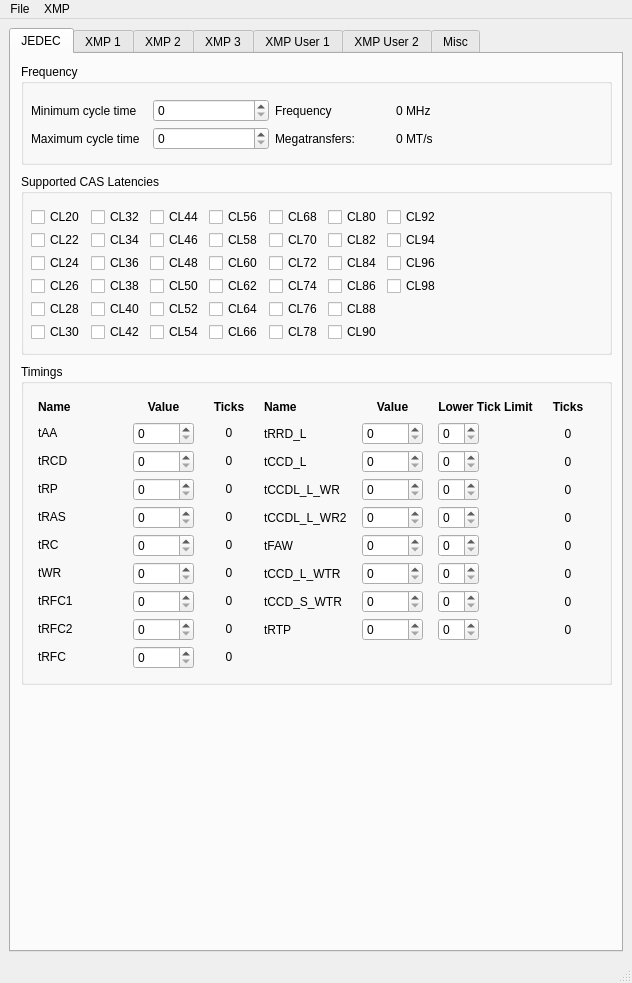
First picture: the form in mainwindow.ui, repository edlf/DDR5SPDEditor, before the edit.
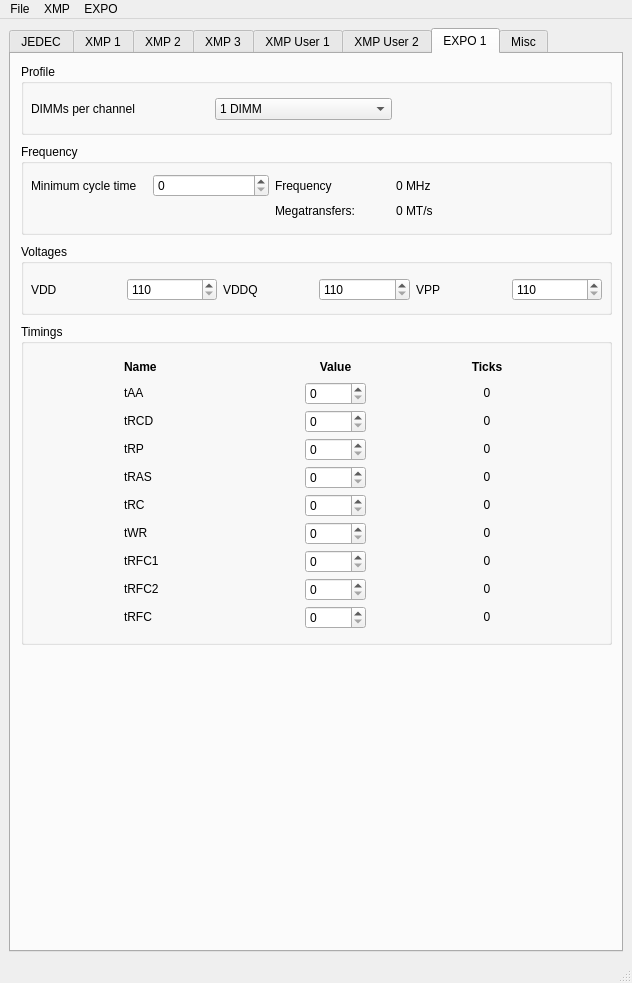
Second picture: the form after the edit. The open tabs and pages were chosen to show the change.

Commit message: Add EXPO support

What changed in the file:
```diff
--- a/mainwindow.ui
+++ b/mainwindow.ui
@@ -13,6 +13,12 @@
   <property name="windowTitle">
    <string>DDR5 SPD Editor</string>
   </property>
+  <property name="styleSheet">
+   <string notr="true"/>
+  </property>
+  <property name="tabShape">
+   <enum>QTabWidget::TabShape::Rounded</enum>
+  </property>
   <widget class="QWidget" name="centralwidget">
    <layout class="QVBoxLayout" name="verticalLayout_2">
     <item>
@@ -11424,7 +11430,878 @@
                <string>0</string>
               </property>
               <property name="alignment">
-               <set>Qt::AlignCenter</set>
+               <set>Qt::AlignmentFlag::AlignCenter</set>
+              </property>
+             </widget>
+            </item>
+           </layout>
+          </widget>
+         </widget>
+        </widget>
+        <widget class="QWidget" name="tabEXPO1">
+         <attribute name="title">
+          <string>EXPO 1</string>
+         </attribute>
+         <widget class="QGroupBox" name="groupBoxVoltages_EXPO1">
+          <property name="geometry">
+           <rect>
+            <x>10</x>
+            <y>190</y>
+            <width>591</width>
+            <height>71</height>
+           </rect>
+          </property>
+          <property name="title">
+           <string>Voltages</string>
+          </property>
+          <widget class="QWidget" name="gridLayoutWidget_35">
+           <property name="geometry">
+            <rect>
+             <x>10</x>
+             <y>30</y>
+             <width>571</width>
+             <height>31</height>
+            </rect>
+           </property>
+           <layout class="QGridLayout" name="gridLayoutVoltages_EXPO1">
+            <item row="0" column="1">
+             <widget class="QSpinBox" name="sbVDD_EXPO1">
+              <property name="minimum">
+               <number>110</number>
+              </property>
+              <property name="maximum">
+               <number>200</number>
+              </property>
+              <property name="singleStep">
+               <number>5</number>
+              </property>
+             </widget>
+            </item>
+            <item row="0" column="4">
+             <widget class="QLabel" name="lVPP_EXPO1">
+              <property name="text">
+               <string>VPP</string>
+              </property>
+             </widget>
+            </item>
+            <item row="0" column="5">
+             <widget class="QSpinBox" name="sbVPP_EXPO1">
+              <property name="minimum">
+               <number>110</number>
+              </property>
+              <property name="maximum">
+               <number>200</number>
+              </property>
+              <property name="singleStep">
+               <number>5</number>
+              </property>
+             </widget>
+            </item>
+            <item row="0" column="3">
+             <widget class="QSpinBox" name="sbVDDQ_EXPO1">
+              <property name="minimum">
+               <number>110</number>
+              </property>
+              <property name="maximum">
+               <number>200</number>
+              </property>
+              <property name="singleStep">
+               <number>5</number>
+              </property>
+             </widget>
+            </item>
+            <item row="0" column="2">
+             <widget class="QLabel" name="lVDDQ_EXPO1">
+              <property name="text">
+               <string>VDDQ</string>
+              </property>
+             </widget>
+            </item>
+            <item row="0" column="0">
+             <widget class="QLabel" name="lVDD_EXPO1">
+              <property name="text">
+               <string>VDD</string>
+              </property>
+             </widget>
+            </item>
+           </layout>
+          </widget>
+         </widget>
+         <widget class="QGroupBox" name="groupBoxHeader_EXPO1">
+          <property name="geometry">
+           <rect>
+            <x>10</x>
+            <y>10</y>
+            <width>591</width>
+            <height>71</height>
+           </rect>
+          </property>
+          <property name="title">
+           <string>Profile</string>
+          </property>
+          <widget class="QWidget" name="gridLayoutWidget_36">
+           <property name="geometry">
+            <rect>
+             <x>10</x>
+             <y>30</y>
+             <width>361</width>
+             <height>31</height>
+            </rect>
+           </property>
+           <layout class="QGridLayout" name="gridLayout_Profile_EXPO1">
+            <item row="0" column="2">
+             <widget class="QComboBox" name="cbDimmPChannel_EXPO1">
+              <item>
+               <property name="text">
+                <string>1 DIMM</string>
+               </property>
+              </item>
+              <item>
+               <property name="text">
+                <string>2 DIMM</string>
+               </property>
+              </item>
+              <item>
+               <property name="text">
+                <string>3 DIMM</string>
+               </property>
+              </item>
+              <item>
+               <property name="text">
+                <string>4 DIMM</string>
+               </property>
+              </item>
+             </widget>
+            </item>
+            <item row="0" column="1">
+             <widget class="QLabel" name="lDMMc_EXPO1">
+              <property name="text">
+               <string>DIMMs per channel</string>
+              </property>
+             </widget>
+            </item>
+           </layout>
+          </widget>
+         </widget>
+         <widget class="QGroupBox" name="groupBoxFrequency_EXPO1">
+          <property name="geometry">
+           <rect>
+            <x>10</x>
+            <y>90</y>
+            <width>591</width>
+            <height>91</height>
+           </rect>
+          </property>
+          <property name="title">
+           <string>Frequency</string>
+          </property>
+          <widget class="QWidget" name="gridLayoutWidget_37">
+           <property name="geometry">
+            <rect>
+             <x>10</x>
+             <y>30</y>
+             <width>481</width>
+             <height>51</height>
+            </rect>
+           </property>
+           <layout class="QGridLayout" name="gridLayoutFrequency_EXPO1">
+            <property name="verticalSpacing">
+             <number>0</number>
+            </property>
+            <item row="0" column="1">
+             <widget class="QSpinBox" name="spinMinCycleTime_EXPO1">
+              <property name="maximum">
+               <number>65000</number>
+              </property>
+             </widget>
+            </item>
+            <item row="0" column="0">
+             <widget class="QLabel" name="lMinCycleTime_EXPO1">
+              <property name="text">
+               <string>Minimum cycle time</string>
+              </property>
+             </widget>
+            </item>
+            <item row="0" column="3">
+             <widget class="QLabel" name="lFrequencyValue_EXPO1">
+              <property name="text">
+               <string>0 MHz</string>
+              </property>
+             </widget>
+            </item>
+            <item row="0" column="2">
+             <widget class="QLabel" name="lFrequency_EXPO1">
+              <property name="text">
+               <string>Frequency</string>
+              </property>
+             </widget>
+            </item>
+            <item row="1" column="2">
+             <widget class="QLabel" name="labelMT_EXPO1">
+              <property name="text">
+               <string>Megatransfers:</string>
+              </property>
+             </widget>
+            </item>
+            <item row="1" column="3">
+             <widget class="QLabel" name="lMTValue_EXPO1">
+              <property name="text">
+               <string>0 MT/s</string>
+              </property>
+             </widget>
+            </item>
+           </layout>
+          </widget>
+         </widget>
+         <widget class="QGroupBox" name="groupBoxTimings_EXPO1">
+          <property name="geometry">
+           <rect>
+            <x>10</x>
+            <y>270</y>
+            <width>591</width>
+            <height>321</height>
+           </rect>
+          </property>
+          <property name="title">
+           <string>Timings</string>
+          </property>
+          <widget class="QWidget" name="gridLayoutWidget_38">
+           <property name="geometry">
+            <rect>
+             <x>10</x>
+             <y>30</y>
+             <width>571</width>
+             <height>281</height>
+            </rect>
+           </property>
+           <layout class="QGridLayout" name="gridLayout_13">
+            <property name="horizontalSpacing">
+             <number>8</number>
+            </property>
+            <property name="verticalSpacing">
+             <number>2</number>
+            </property>
+            <item row="0" column="2">
+             <widget class="QLabel" name="lTicks1_EXPO1">
+              <property name="sizePolicy">
+               <sizepolicy hsizetype="Preferred" vsizetype="Fixed">
+                <horstretch>0</horstretch>
+                <verstretch>0</verstretch>
+               </sizepolicy>
+              </property>
+              <property name="minimumSize">
+               <size>
+                <width>0</width>
+                <height>20</height>
+               </size>
+              </property>
+              <property name="font">
+               <font>
+                <bold>true</bold>
+               </font>
+              </property>
+              <property name="text">
+               <string>Ticks</string>
+              </property>
+              <property name="alignment">
+               <set>Qt::AlignmentFlag::AlignCenter</set>
+              </property>
+             </widget>
+            </item>
+            <item row="5" column="0">
+             <widget class="QLabel" name="ltRC_EXPO1">
+              <property name="sizePolicy">
+               <sizepolicy hsizetype="Fixed" vsizetype="Fixed">
+                <horstretch>0</horstretch>
+                <verstretch>0</verstretch>
+               </sizepolicy>
+              </property>
+              <property name="minimumSize">
+               <size>
+                <width>80</width>
+                <height>20</height>
+               </size>
+              </property>
+              <property name="text">
+               <string>tRC</string>
+              </property>
+             </widget>
+            </item>
+            <item row="4" column="0">
+             <widget class="QLabel" name="ltRAS_EXPO1">
+              <property name="sizePolicy">
+               <sizepolicy hsizetype="Fixed" vsizetype="Fixed">
+                <horstretch>0</horstretch>
+                <verstretch>0</verstretch>
+               </sizepolicy>
+              </property>
+              <property name="minimumSize">
+               <size>
+                <width>80</width>
+                <height>20</height>
+               </size>
+              </property>
+              <property name="text">
+               <string>tRAS</string>
+              </property>
+             </widget>
+            </item>
+            <item row="8" column="1">
+             <widget class="QSpinBox" name="sbtRFC2_EXPO1">
+              <property name="sizePolicy">
+               <sizepolicy hsizetype="Fixed" vsizetype="Fixed">
+                <horstretch>0</horstretch>
+                <verstretch>0</verstretch>
+               </sizepolicy>
+              </property>
+              <property name="minimumSize">
+               <size>
+                <width>60</width>
+                <height>20</height>
+               </size>
+              </property>
+              <property name="maximum">
+               <number>65535</number>
+              </property>
+             </widget>
+            </item>
+            <item row="5" column="2">
+             <widget class="QLabel" name="ltRC_Ticks_EXPO1">
+              <property name="sizePolicy">
+               <sizepolicy hsizetype="Fixed" vsizetype="Fixed">
+                <horstretch>0</horstretch>
+                <verstretch>0</verstretch>
+               </sizepolicy>
+              </property>
+              <property name="minimumSize">
+               <size>
+                <width>40</width>
+                <height>20</height>
+               </size>
+              </property>
+              <property name="text">
+               <string>0</string>
+              </property>
+              <property name="alignment">
+               <set>Qt::AlignmentFlag::AlignCenter</set>
+              </property>
+             </widget>
+            </item>
+            <item row="3" column="1">
+             <widget class="QSpinBox" name="sbtRP_EXPO1">
+              <property name="sizePolicy">
+               <sizepolicy hsizetype="Fixed" vsizetype="Fixed">
+                <horstretch>0</horstretch>
+                <verstretch>0</verstretch>
+               </sizepolicy>
+              </property>
+              <property name="minimumSize">
+               <size>
+                <width>60</width>
+                <height>20</height>
+               </size>
+              </property>
+              <property name="maximum">
+               <number>65535</number>
+              </property>
+             </widget>
+            </item>
+            <item row="9" column="0">
+             <widget class="QLabel" name="ltRFC_EXPO1">
+              <property name="sizePolicy">
+               <sizepolicy hsizetype="Fixed" vsizetype="Fixed">
+                <horstretch>0</horstretch>
+                <verstretch>0</verstretch>
+               </sizepolicy>
+              </property>
+              <property name="minimumSize">
+               <size>
+                <width>80</width>
+                <height>20</height>
+               </size>
+              </property>
+              <property name="text">
+               <string>tRFC</string>
+              </property>
+             </widget>
+            </item>
+            <item row="9" column="1">
+             <widget class="QSpinBox" name="sbtRFC_EXPO1">
+              <property name="sizePolicy">
+               <sizepolicy hsizetype="Fixed" vsizetype="Fixed">
+                <horstretch>0</horstretch>
+                <verstretch>0</verstretch>
+               </sizepolicy>
+              </property>
+              <property name="minimumSize">
+               <size>
+                <width>60</width>
+                <height>20</height>
+               </size>
+              </property>
+              <property name="maximum">
+               <number>65535</number>
+              </property>
+             </widget>
+            </item>
+            <item row="2" column="2">
+             <widget class="QLabel" name="ltRCD_Ticks_EXPO1">
+              <property name="sizePolicy">
+               <sizepolicy hsizetype="Fixed" vsizetype="Fixed">
+                <horstretch>0</horstretch>
+                <verstretch>0</verstretch>
+               </sizepolicy>
+              </property>
+              <property name="minimumSize">
+               <size>
+                <width>40</width>
+                <height>20</height>
+               </size>
+              </property>
+              <property name="text">
+               <string>0</string>
+              </property>
+              <property name="alignment">
+               <set>Qt::AlignmentFlag::AlignCenter</set>
+              </property>
+             </widget>
+            </item>
+            <item row="8" column="2">
+             <widget class="QLabel" name="ltRFC2_Ticks_EXPO1">
+              <property name="sizePolicy">
+               <sizepolicy hsizetype="Fixed" vsizetype="Fixed">
+                <horstretch>0</horstretch>
+                <verstretch>0</verstretch>
+               </sizepolicy>
+              </property>
+              <property name="minimumSize">
+               <size>
+                <width>40</width>
+                <height>20</height>
+               </size>
+              </property>
+              <property name="text">
+               <string>0</string>
+              </property>
+              <property name="alignment">
+               <set>Qt::AlignmentFlag::AlignCenter</set>
+              </property>
+             </widget>
+            </item>
+            <item row="5" column="1">
+             <widget class="QSpinBox" name="sbtRC_EXPO1">
+              <property name="sizePolicy">
+               <sizepolicy hsizetype="Fixed" vsizetype="Fixed">
+                <horstretch>0</horstretch>
+                <verstretch>0</verstretch>
+               </sizepolicy>
+              </property>
+              <property name="minimumSize">
+               <size>
+                <width>60</width>
+                <height>20</height>
+               </size>
+              </property>
+              <property name="maximum">
+               <number>65535</number>
+              </property>
+             </widget>
+            </item>
+            <item row="6" column="1">
+             <widget class="QSpinBox" name="sbtWR_EXPO1">
+              <property name="sizePolicy">
+               <sizepolicy hsizetype="Fixed" vsizetype="Fixed">
+                <horstretch>0</horstretch>
+                <verstretch>0</verstretch>
+               </sizepolicy>
+              </property>
+              <property name="minimumSize">
+               <size>
+                <width>60</width>
+                <height>20</height>
+               </size>
+              </property>
+              <property name="maximum">
+               <number>65535</number>
+              </property>
+             </widget>
+            </item>
+            <item row="1" column="0">
+             <widget class="QLabel" name="ltAA_EXPO1">
+              <property name="sizePolicy">
+               <sizepolicy hsizetype="Fixed" vsizetype="Fixed">
+                <horstretch>0</horstretch>
+                <verstretch>0</verstretch>
+               </sizepolicy>
+              </property>
+              <property name="minimumSize">
+               <size>
+                <width>80</width>
+                <height>20</height>
+               </size>
+              </property>
+              <property name="text">
+               <string>tAA</string>
+              </property>
+             </widget>
+            </item>
+            <item row="6" column="2">
+             <widget class="QLabel" name="ltWR_Ticks_EXPO1">
+              <property name="sizePolicy">
+               <sizepolicy hsizetype="Fixed" vsizetype="Fixed">
+                <horstretch>0</horstretch>
+                <verstretch>0</verstretch>
+               </sizepolicy>
+              </property>
+              <property name="minimumSize">
+               <size>
+                <width>40</width>
+                <height>20</height>
+               </size>
+              </property>
+              <property name="text">
+               <string>0</string>
+              </property>
+              <property name="alignment">
+               <set>Qt::AlignmentFlag::AlignCenter</set>
+              </property>
+             </widget>
+            </item>
+            <item row="6" column="0">
+             <widget class="QLabel" name="ltWR_EXPO1">
+              <property name="sizePolicy">
+               <sizepolicy hsizetype="Fixed" vsizetype="Fixed">
+                <horstretch>0</horstretch>
+                <verstretch>0</verstretch>
+               </sizepolicy>
+              </property>
+              <property name="minimumSize">
+               <size>
+                <width>80</width>
+                <height>20</height>
+               </size>
+              </property>
+              <property name="text">
+               <string>tWR</string>
+              </property>
+             </widget>
+            </item>
+            <item row="0" column="1">
+             <widget class="QLabel" name="lValue1_EXPO1">
+              <property name="sizePolicy">
+               <sizepolicy hsizetype="Preferred" vsizetype="Fixed">
+                <horstretch>0</horstretch>
+                <verstretch>0</verstretch>
+               </sizepolicy>
+              </property>
+              <property name="minimumSize">
+               <size>
+                <width>0</width>
+                <height>20</height>
+               </size>
+              </property>
+              <property name="font">
+               <font>
+                <bold>true</bold>
+               </font>
+              </property>
+              <property name="text">
+               <string>Value</string>
+              </property>
+              <property name="alignment">
+               <set>Qt::AlignmentFlag::AlignCenter</set>
+              </property>
+             </widget>
+            </item>
+            <item row="1" column="1">
+             <widget class="QSpinBox" name="sbtAA_EXPO1">
+              <property name="sizePolicy">
+               <sizepolicy hsizetype="Fixed" vsizetype="Fixed">
+                <horstretch>0</horstretch>
+                <verstretch>0</verstretch>
+               </sizepolicy>
+              </property>
+              <property name="minimumSize">
+               <size>
+                <width>60</width>
+                <height>20</height>
+               </size>
+              </property>
+              <property name="maximum">
+               <number>65535</number>
+              </property>
+             </widget>
+            </item>
+            <item row="9" column="2">
+             <widget class="QLabel" name="ltRFC_Ticks_EXPO1">
+              <property name="sizePolicy">
+               <sizepolicy hsizetype="Fixed" vsizetype="Fixed">
+                <horstretch>0</horstretch>
+                <verstretch>0</verstretch>
+               </sizepolicy>
+              </property>
+              <property name="minimumSize">
+               <size>
+                <width>40</width>
+                <height>20</height>
+               </size>
+              </property>
+              <property name="text">
+               <string>0</string>
+              </property>
+              <property name="alignment">
+               <set>Qt::AlignmentFlag::AlignCenter</set>
+              </property>
+             </widget>
+            </item>
+            <item row="4" column="2">
+             <widget class="QLabel" name="ltRAS_Ticks_EXPO1">
+              <property name="sizePolicy">
+               <sizepolicy hsizetype="Fixed" vsizetype="Fixed">
+                <horstretch>0</horstretch>
+                <verstretch>0</verstretch>
+               </sizepolicy>
+              </property>
+              <property name="minimumSize">
+               <size>
+                <width>40</width>
+                <height>20</height>
+               </size>
+              </property>
+              <property name="text">
+               <string>0</string>
+              </property>
+              <property name="alignment">
+               <set>Qt::AlignmentFlag::AlignCenter</set>
+              </property>
+             </widget>
+            </item>
+            <item row="8" column="0">
+             <widget class="QLabel" name="ltRFC2_EXPO1">
+              <property name="sizePolicy">
+               <sizepolicy hsizetype="Fixed" vsizetype="Fixed">
+                <horstretch>0</horstretch>
+                <verstretch>0</verstretch>
+               </sizepolicy>
+              </property>
+              <property name="minimumSize">
+               <size>
+                <width>80</width>
+                <height>20</height>
+               </size>
+              </property>
+              <property name="text">
+               <string>tRFC2</string>
+              </property>
+             </widget>
+            </item>
+            <item row="1" column="2">
+             <widget class="QLabel" name="ltAA_Ticks_EXPO1">
+              <property name="enabled">
+               <bool>true</bool>
+              </property>
+              <property name="sizePolicy">
+               <sizepolicy hsizetype="Fixed" vsizetype="Fixed">
+                <horstretch>0</horstretch>
+                <verstretch>0</verstretch>
+               </sizepolicy>
+              </property>
+              <property name="minimumSize">
+               <size>
+                <width>40</width>
+                <height>20</height>
+               </size>
+              </property>
+              <property name="lineWidth">
+               <number>0</number>
+              </property>
+              <property name="text">
+               <string>0</string>
+              </property>
+              <property name="alignment">
+               <set>Qt::AlignmentFlag::AlignCenter</set>
+              </property>
+             </widget>
+            </item>
+            <item row="3" column="0">
+             <widget class="QLabel" name="ltRP_EXPO1">
+              <property name="sizePolicy">
+               <sizepolicy hsizetype="Fixed" vsizetype="Fixed">
+                <horstretch>0</horstretch>
+                <verstretch>0</verstretch>
+               </sizepolicy>
+              </property>
+              <property name="minimumSize">
+               <size>
+                <width>80</width>
+                <height>20</height>
+               </size>
+              </property>
+              <property name="text">
+               <string>tRP</string>
+              </property>
+             </widget>
+            </item>
+            <item row="0" column="0">
+             <widget class="QLabel" name="lName1_EXPO1">
+              <property name="sizePolicy">
+               <sizepolicy hsizetype="Preferred" vsizetype="Fixed">
+                <horstretch>0</horstretch>
+                <verstretch>0</verstretch>
+               </sizepolicy>
+              </property>
+              <property name="minimumSize">
+               <size>
+                <width>0</width>
+                <height>20</height>
+               </size>
+              </property>
+              <property name="font">
+               <font>
+                <bold>true</bold>
+               </font>
+              </property>
+              <property name="text">
+               <string>Name</string>
+              </property>
+             </widget>
+            </item>
+            <item row="4" column="1">
+             <widget class="QSpinBox" name="sbtRAS_EXPO1">
+              <property name="sizePolicy">
+               <sizepolicy hsizetype="Fixed" vsizetype="Fixed">
+                <horstretch>0</horstretch>
+                <verstretch>0</verstretch>
+               </sizepolicy>
+              </property>
+              <property name="minimumSize">
+               <size>
+                <width>60</width>
+                <height>20</height>
+               </size>
+              </property>
+              <property name="maximum">
+               <number>65535</number>
+              </property>
+             </widget>
+            </item>
+            <item row="2" column="0">
+             <widget class="QLabel" name="ltRCD_EXPO1">
+              <property name="sizePolicy">
+               <sizepolicy hsizetype="Fixed" vsizetype="Fixed">
+                <horstretch>0</horstretch>
+                <verstretch>0</verstretch>
+               </sizepolicy>
+              </property>
+              <property name="minimumSize">
+               <size>
+                <width>80</width>
+                <height>20</height>
+               </size>
+              </property>
+              <property name="text">
+               <string>tRCD</string>
+              </property>
+             </widget>
+            </item>
+            <item row="7" column="1">
+             <widget class="QSpinBox" name="sbtRFC1_EXPO1">
+              <property name="sizePolicy">
+               <sizepolicy hsizetype="Fixed" vsizetype="Fixed">
+                <horstretch>0</horstretch>
+                <verstretch>0</verstretch>
+               </sizepolicy>
+              </property>
+              <property name="minimumSize">
+               <size>
+                <width>60</width>
+                <height>20</height>
+               </size>
+              </property>
+              <property name="maximum">
+               <number>65535</number>
+              </property>
+             </widget>
+            </item>
+            <item row="2" column="1">
+             <widget class="QSpinBox" name="sbtRCD_EXPO1">
+              <property name="sizePolicy">
+               <sizepolicy hsizetype="Fixed" vsizetype="Fixed">
+                <horstretch>0</horstretch>
+                <verstretch>0</verstretch>
+               </sizepolicy>
+              </property>
+              <property name="minimumSize">
+               <size>
+                <width>60</width>
+                <height>20</height>
+               </size>
+              </property>
+              <property name="maximum">
+               <number>65535</number>
+              </property>
+             </widget>
+            </item>
+            <item row="3" column="2">
+             <widget class="QLabel" name="ltRP_Ticks_EXPO1">
+              <property name="sizePolicy">
+               <sizepolicy hsizetype="Fixed" vsizetype="Fixed">
+                <horstretch>0</horstretch>
+                <verstretch>0</verstretch>
+               </sizepolicy>
+              </property>
+              <property name="minimumSize">
+               <size>
+                <width>40</width>
+                <height>20</height>
+               </size>
+              </property>
+              <property name="text">
+               <string>0</string>
+              </property>
+              <property name="alignment">
+               <set>Qt::AlignmentFlag::AlignCenter</set>
+              </property>
+             </widget>
+            </item>
+            <item row="7" column="0">
+             <widget class="QLabel" name="ltRFC1_EXPO1">
+              <property name="sizePolicy">
+               <sizepolicy hsizetype="Fixed" vsizetype="Fixed">
+                <horstretch>0</horstretch>
+                <verstretch>0</verstretch>
+               </sizepolicy>
+              </property>
+              <property name="minimumSize">
+               <size>
+                <width>80</width>
+                <height>20</height>
+               </size>
+              </property>
+              <property name="text">
+               <string>tRFC1</string>
+              </property>
+             </widget>
+            </item>
+            <item row="7" column="2">
+             <widget class="QLabel" name="ltRFC1_Ticks_EXPO1">
+              <property name="sizePolicy">
+               <sizepolicy hsizetype="Fixed" vsizetype="Fixed">
+                <horstretch>0</horstretch>
+                <verstretch>0</verstretch>
+               </sizepolicy>
+              </property>
+              <property name="minimumSize">
+               <size>
+                <width>40</width>
+                <height>20</height>
+               </size>
+              </property>
+              <property name="text">
+               <string>0</string>
+              </property>
+              <property name="alignment">
+               <set>Qt::AlignmentFlag::AlignCenter</set>
               </property>
              </widget>
             </item>
@@ -11851,7 +12728,7 @@
      <x>0</x>
      <y>0</y>
      <width>632</width>
-     <height>22</height>
+     <height>21</height>
     </rect>
    </property>
    <widget class="QMenu" name="menuasdas">
@@ -11918,8 +12795,15 @@
     <addaction name="menuImport_XMP_profile_to"/>
     <addaction name="menuExport_XMP_profile"/>
    </widget>
+   <widget class="QMenu" name="menuEXPO">
+    <property name="title">
+     <string>EXPO</string>
+    </property>
+    <addaction name="actionWipeEXPOregion"/>
+   </widget>
    <addaction name="menuasdas"/>
    <addaction name="menuXMP"/>
+   <addaction name="menuEXPO"/>
   </widget>
   <widget class="QStatusBar" name="statusbar"/>
   <action name="actionOpen">
```
Left out of the diff: 267 changed lines with no effect on the pictures. The commit also changes 13 other files.
